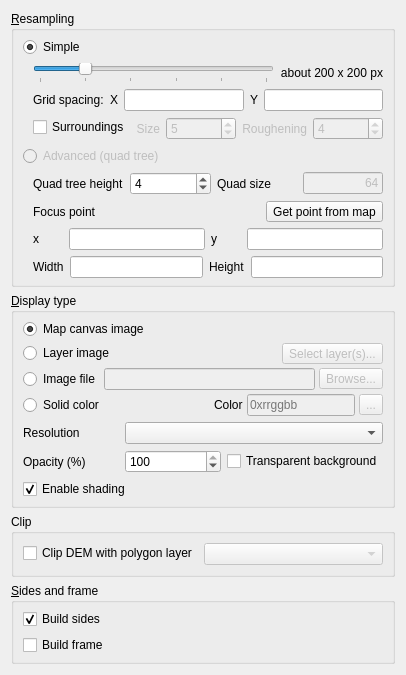
Old version of the form ui/demproperties.ui in the repository minorua/Qgis2threejs.
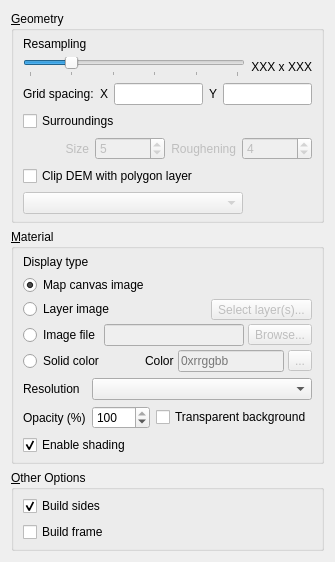
New version of the form.

Commit message:
update layout of DEM property page (grouped into Geometry, Material and Others)
and clean up

What changed in the file:
```diff
--- a/ui/demproperties.ui
+++ b/ui/demproperties.ui
@@ -6,8 +6,8 @@
    <rect>
     <x>0</x>
     <y>0</y>
-    <width>386</width>
-    <height>656</height>
+    <width>335</width>
+    <height>533</height>
    </rect>
   </property>
   <property name="windowTitle">
@@ -15,9 +15,9 @@
   </property>
   <layout class="QVBoxLayout" name="verticalLayout_2">
    <item>
-    <widget class="QGroupBox" name="groupBox_Resampling">
+    <widget class="QGroupBox" name="groupBox_Geometry">
      <property name="title">
-      <string>&amp;Resampling</string>
+      <string>&amp;Geometry</string>
      </property>
      <layout class="QVBoxLayout" name="verticalLayout_6">
       <property name="topMargin">
@@ -27,22 +27,14 @@
        <number>6</number>
       </property>
       <item>
-       <widget class="QRadioButton" name="radioButton_Simple">
-        <property name="text">
-         <string>Simple</string>
-        </property>
-        <property name="checked">
-         <bool>true</bool>
-        </property>
-       </widget>
-      </item>
-      <item>
-       <layout class="QVBoxLayout" name="verticalLayout_Simple">
-        <property name="leftMargin">
-         <number>10</number>
-        </property>
-        <item>
          <layout class="QVBoxLayout" name="verticalLayout_Resampling">
+        <item>
+         <widget class="QLabel" name="label_Resampling">
+          <property name="text">
+           <string>Resampling</string>
+          </property>
+         </widget>
+        </item>
           <item>
            <layout class="QHBoxLayout" name="horizontalLayout">
             <item>
@@ -78,14 +70,8 @@
             </item>
             <item>
              <widget class="QLabel" name="label_Resolution">
-              <property name="minimumSize">
-               <size>
-                <width>80</width>
-                <height>0</height>
-               </size>
-              </property>
               <property name="text">
-               <string>about 200 x 200 px</string>
+             <string>XXX x XXX</string>
               </property>
               <property name="alignment">
                <set>Qt::AlignRight|Qt::AlignTrailing|Qt::AlignVCenter</set>
@@ -95,7 +81,7 @@
            </layout>
           </item>
           <item>
-           <layout class="QFormLayout" name="formLayout_2">
+         <layout class="QFormLayout" name="formLayout_GridSpacing">
             <item row="0" column="0">
              <widget class="QLabel" name="label_8">
               <property name="text">
@@ -152,54 +138,16 @@
          </layout>
         </item>
         <item>
-         <layout class="QFormLayout" name="formLayout_Surroundings">
-          <item row="0" column="0">
+       <layout class="QVBoxLayout" name="verticalLayout_Surroundings">
+        <item>
            <widget class="QCheckBox" name="checkBox_Surroundings">
             <property name="text">
              <string>Surroundings</string>
             </property>
            </widget>
           </item>
-          <item row="0" column="1">
+        <item>
            <layout class="QGridLayout" name="gridLayout_Surroundings">
-            <item row="0" column="0">
-             <widget class="QLabel" name="label_2">
-              <property name="enabled">
-               <bool>false</bool>
-              </property>
-              <property name="text">
-               <string>Size</string>
-              </property>
-              <property name="alignment">
-               <set>Qt::AlignRight|Qt::AlignTrailing|Qt::AlignVCenter</set>
-              </property>
-             </widget>
-            </item>
-            <item row="0" column="1">
-             <widget class="QSpinBox" name="spinBox_Size">
-              <property name="enabled">
-               <bool>false</bool>
-              </property>
-              <property name="minimumSize">
-               <size>
-                <width>70</width>
-                <height>0</height>
-               </size>
-              </property>
-              <property name="minimum">
-               <number>3</number>
-              </property>
-              <property name="maximum">
-               <number>9</number>
-              </property>
-              <property name="singleStep">
-               <number>2</number>
-              </property>
-              <property name="value">
-               <number>5</number>
-              </property>
-             </widget>
-            </item>
             <item row="0" column="2">
              <widget class="QLabel" name="label_3">
               <property name="enabled">
@@ -238,231 +186,85 @@
               </property>
              </widget>
             </item>
-           </layout>
-          </item>
-         </layout>
-        </item>
-       </layout>
-      </item>
-      <item>
-       <widget class="QRadioButton" name="radioButton_Advanced">
+          <item row="0" column="1">
+           <widget class="QSpinBox" name="spinBox_Size">
         <property name="enabled">
          <bool>false</bool>
         </property>
-        <property name="text">
-         <string>Advanced (quad tree)</string>
-        </property>
-       </widget>
-      </item>
-      <item>
-       <layout class="QVBoxLayout" name="verticalLayout_Advanced">
-        <property name="leftMargin">
-         <number>10</number>
-        </property>
-        <item>
-         <layout class="QHBoxLayout" name="horizontalLayout_Advanced1">
-          <item>
-           <widget class="QLabel" name="label_11">
-            <property name="text">
-             <string>Quad tree height</string>
-            </property>
-           </widget>
-          </item>
-          <item>
-           <widget class="QSpinBox" name="spinBox_Height">
-            <property name="enabled">
-             <bool>true</bool>
+            <property name="minimumSize">
+             <size>
+              <width>70</width>
+              <height>0</height>
+             </size>
             </property>
             <property name="minimum">
-             <number>1</number>
+             <number>3</number>
             </property>
             <property name="maximum">
-             <number>8</number>
+             <number>9</number>
+            </property>
+            <property name="singleStep">
+             <number>2</number>
             </property>
             <property name="value">
-             <number>4</number>
+             <number>5</number>
             </property>
            </widget>
           </item>
+          <item row="0" column="0">
+           <widget class="QLabel" name="label_2">
+            <property name="enabled">
+             <bool>false</bool>
+            </property>
+            <property name="text">
+             <string>Size</string>
+            </property>
+            <property name="alignment">
+             <set>Qt::AlignRight|Qt::AlignTrailing|Qt::AlignVCenter</set>
+            </property>
+           </widget>
+          </item>
+         </layout>
+        </item>
+       </layout>
+      </item>
           <item>
-           <widget class="QLabel" name="label_10">
+       <layout class="QVBoxLayout" name="verticalLayout_Clip">
+        <item>
+         <widget class="QCheckBox" name="checkBox_Clip">
             <property name="text">
-             <string>Quad size</string>
+           <string>Clip DEM with polygon layer</string>
             </property>
            </widget>
           </item>
           <item>
-           <widget class="QLineEdit" name="lineEdit">
+         <widget class="QComboBox" name="comboBox_ClipLayer">
             <property name="enabled">
              <bool>false</bool>
             </property>
             <property name="sizePolicy">
-             <sizepolicy hsizetype="Preferred" vsizetype="Fixed">
+           <sizepolicy hsizetype="Expanding" vsizetype="Fixed">
               <horstretch>0</horstretch>
               <verstretch>0</verstretch>
              </sizepolicy>
             </property>
             <property name="maximumSize">
              <size>
-              <width>80</width>
+            <width>220</width>
               <height>16777215</height>
              </size>
             </property>
-            <property name="text">
-             <string>64</string>
-            </property>
-            <property name="alignment">
-             <set>Qt::AlignRight|Qt::AlignTrailing|Qt::AlignVCenter</set>
-            </property>
-            <property name="readOnly">
-             <bool>true</bool>
-            </property>
            </widget>
           </item>
          </layout>
         </item>
-        <item>
-         <layout class="QHBoxLayout" name="horizontalLayout_Advanced2">
-          <item>
-           <widget class="QLabel" name="label_Focus">
-            <property name="text">
-             <string>Focus point</string>
-            </property>
-           </widget>
-          </item>
-          <item>
-           <widget class="QToolButton" name="toolButton_PointTool">
-            <property name="text">
-             <string>Get point from map</string>
-            </property>
-           </widget>
-          </item>
-         </layout>
-        </item>
-        <item>
-         <layout class="QHBoxLayout" name="horizontalLayout_Advanced3">
-          <item>
-           <widget class="QLabel" name="label_centerX">
-            <property name="minimumSize">
-             <size>
-              <width>30</width>
-              <height>0</height>
-             </size>
-            </property>
-            <property name="text">
-             <string>x</string>
-            </property>
+     </layout>
            </widget>
           </item>
           <item>
-           <widget class="QLineEdit" name="lineEdit_centerX">
-            <property name="enabled">
-             <bool>true</bool>
-            </property>
-            <property name="inputMethodHints">
-             <set>Qt::ImhDigitsOnly</set>
-            </property>
-            <property name="readOnly">
-             <bool>true</bool>
-            </property>
-           </widget>
-          </item>
-          <item>
-           <widget class="QLabel" name="label_centerY">
-            <property name="minimumSize">
-             <size>
-              <width>30</width>
-              <height>0</height>
-             </size>
-            </property>
-            <property name="text">
-             <string>y</string>
-            </property>
-           </widget>
-          </item>
-          <item>
-           <widget class="QLineEdit" name="lineEdit_centerY">
-            <property name="enabled">
-             <bool>true</bool>
-            </property>
-            <property name="inputMethodHints">
-             <set>Qt::ImhDigitsOnly</set>
-            </property>
-            <property name="readOnly">
-             <bool>true</bool>
-            </property>
-           </widget>
-          </item>
-         </layout>
-        </item>
-        <item>
-         <layout class="QHBoxLayout" name="horizontalLayout_Advanced4">
-          <item>
-           <widget class="QLabel" name="label_rectWidth">
-            <property name="enabled">
-             <bool>true</bool>
-            </property>
-            <property name="minimumSize">
-             <size>
-              <width>30</width>
-              <height>0</height>
-             </size>
-            </property>
-            <property name="text">
-             <string>Width</string>
-            </property>
-           </widget>
-          </item>
-          <item>
-           <widget class="QLineEdit" name="lineEdit_rectWidth">
-            <property name="enabled">
-             <bool>true</bool>
-            </property>
-            <property name="inputMethodHints">
-             <set>Qt::ImhDigitsOnly</set>
-            </property>
-            <property name="readOnly">
-             <bool>true</bool>
-            </property>
-           </widget>
-          </item>
-          <item>
-           <widget class="QLabel" name="label_rectHeight">
-            <property name="minimumSize">
-             <size>
-              <width>30</width>
-              <height>0</height>
-             </size>
-            </property>
-            <property name="text">
-             <string>Height</string>
-            </property>
-           </widget>
-          </item>
-          <item>
-           <widget class="QLineEdit" name="lineEdit_rectHeight">
-            <property name="enabled">
-             <bool>true</bool>
-            </property>
-            <property name="inputMethodHints">
-             <set>Qt::ImhDigitsOnly</set>
-            </property>
-            <property name="readOnly">
-             <bool>true</bool>
-            </property>
-           </widget>
-          </item>
-         </layout>
-        </item>
-       </layout>
-      </item>
-     </layout>
-    </widget>
-   </item>
-   <item>
-    <widget class="QGroupBox" name="groupBox_DisplayType">
+    <widget class="QGroupBox" name="groupBox_Material">
      <property name="title">
-      <string>&amp;Display type</string>
+      <string>&amp;Material</string>
      </property>
      <layout class="QVBoxLayout" name="verticalLayout_4">
       <property name="topMargin">
@@ -471,6 +273,13 @@
       <property name="bottomMargin">
        <number>6</number>
       </property>
+      <item>
+       <widget class="QLabel" name="label_5">
+        <property name="text">
+         <string>Display type</string>
+        </property>
+       </widget>
+      </item>
       <item>
        <layout class="QVBoxLayout" name="verticalLayout">
         <property name="spacing">
@@ -674,44 +483,9 @@
     </widget>
    </item>
    <item>
-    <widget class="QGroupBox" name="groupBox_Clip">
+    <widget class="QGroupBox" name="groupBox_Others">
      <property name="title">
-      <string>Clip</string>
-     </property>
-     <layout class="QFormLayout" name="formLayout">
-      <item row="0" column="0">
-       <widget class="QCheckBox" name="checkBox_Clip">
-        <property name="text">
-         <string>Clip DEM with polygon layer</string>
-        </property>
-       </widget>
-      </item>
-      <item row="0" column="1">
-       <widget class="QComboBox" name="comboBox_ClipLayer">
-        <property name="enabled">
-         <bool>false</bool>
-        </property>
-        <property name="sizePolicy">
-         <sizepolicy hsizetype="Expanding" vsizetype="Fixed">
-          <horstretch>0</horstretch>
-          <verstretch>0</verstretch>
-         </sizepolicy>
-        </property>
-        <property name="maximumSize">
-         <size>
-          <width>220</width>
-          <height>16777215</height>
-         </size>
-        </property>
-       </widget>
-      </item>
-     </layout>
-    </widget>
-   </item>
-   <item>
-    <widget class="QGroupBox" name="groupBox_Accessories">
-     <property name="title">
-      <string>&amp;Sides and frame</string>
+      <string>&amp;Other Options</string>
      </property>
      <layout class="QVBoxLayout" name="verticalLayout_5">
       <property name="topMargin">
```
Lines whose indentation alone changed are shown as unchanged. The commit also changes 3 other files.
